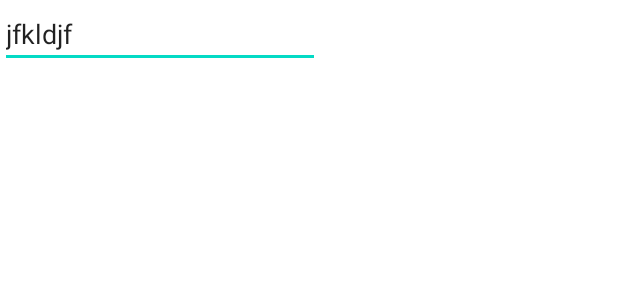
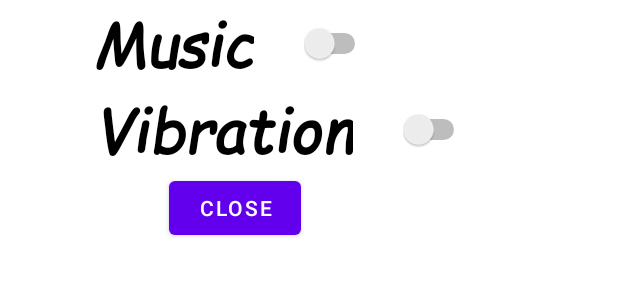
Before and after one commit to boo4ce/FirstGame, an Android app: the layout pause_menu.xml on its own in the app's theme, with its tools: preview values and no code run, on a phone screen of 412 x 824 dp. Shown: the top 300 px of the screen. Run offline under Robolectric (Android 15) with nearby library versions, the phone set to English and light mode, and no system bars.

Commit message:
no multi bg

```diff
--- a/app/src/main/java/com/example/firstgame/MainActivity.java
+++ b/app/src/main/java/com/example/firstgame/MainActivity.java
@@ -5,7 +5,8 @@ import android.os.Bundle;
 import android.view.Window;
 import android.view.WindowManager;
 
-import com.example.firstgame.main.GameView;
+import com.example.firstgame.view.GameView;
+import com.example.firstgame.view.PauseView;
 
 public class MainActivity extends Activity {
     @Override
@@ -16,6 +17,5 @@ public class MainActivity extends Activity {
         this.requestWindowFeature(Window.FEATURE_NO_TITLE);
 
         this.setContentView(new GameView(this));
-
     }
 }
--- a/app/src/main/java/com/example/firstgame/object/Background.java
+++ b/app/src/main/java/com/example/firstgame/object/Background.java
@@ -2,10 +2,8 @@ package com.example.firstgame.object;
 
 import android.graphics.Bitmap;
 import android.graphics.Canvas;
-import android.graphics.Color;
-import android.graphics.Paint;
 
-import com.example.firstgame.main.GameView;
+import com.example.firstgame.view.GameView;
 
 public class Background extends GameObject{
     private GameView gameView;
--- a/app/src/main/java/com/example/firstgame/object/Ball.java
+++ b/app/src/main/java/com/example/firstgame/object/Ball.java
@@ -3,7 +3,7 @@
 import android.graphics.Bitmap;
 import android.graphics.Canvas;
 
-import com.example.firstgame.main.GameView;
+import com.example.firstgame.view.GameView;
 
 import java.util.Random;
 
--- a/app/src/main/java/com/example/firstgame/score/Score.java
+++ b/app/src/main/java/com/example/firstgame/score/Score.java
@@ -2,9 +2,8 @@ package com.example.firstgame.score;
 
 import android.graphics.Bitmap;
 import android.graphics.Canvas;
-import android.graphics.Color;
 
-import com.example.firstgame.main.GameView;
+import com.example.firstgame.view.GameView;
 
 public class Score {
     private int score;
--- a/app/src/main/res/font/myfont.xml
+++ b/app/src/main/res/font/myfont.xml
@@ -3,5 +3,6 @@
     <font
         android:fontStyle="normal"
         android:font="@font/comici"
-        android:fontWeight="400"/>
+        android:fontWeight="500"
+        />
 </font-family>
--- a/app/src/main/res/layout/pause_menu.xml
+++ b/app/src/main/res/layout/pause_menu.xml
@@ -1,14 +1,73 @@
 <?xml version="1.0" encoding="utf-8"?>
-<LinearLayout xmlns:android="http://schemas.android.com/apk/res/android"
-    android:orientation="vertical" android:layout_width="match_parent"
-    android:layout_height="match_parent">
+<androidx.constraintlayout.widget.ConstraintLayout xmlns:android="http://schemas.android.com/apk/res/android"
+    xmlns:app="http://schemas.android.com/apk/res-auto"
+    xmlns:tools="http://schemas.android.com/tools"
+    android:layout_width="wrap_content"
+    android:layout_height="wrap_content"
+    android:background="#00FFFFFF"
+    android:layout_centerInParent="true">
 
-    <EditText
-        android:id="@+id/editTextNumberDecimal"
+    <TextView
+        android:id="@+id/music"
         android:layout_width="wrap_content"
         android:layout_height="wrap_content"
-        android:ems="10"
-        android:inputType="numberDecimal"
-        android:text="jfkldjf"
-        />
-</LinearLayout>
+        android:clickable="false"
+        android:fontFamily="@font/comici"
+        android:text="Music"
+        android:textColor="@color/black"
+        android:textSize="40dp"
+        android:textStyle="bold"
+
+        app:layout_constraintHorizontal_bias="0.3"
+        app:layout_constraintLeft_toLeftOf="parent"
+        app:layout_constraintRight_toRightOf="parent"
+        app:layout_constraintTop_toTopOf="parent" />
+
+    <Switch
+        android:id="@+id/musicSwitch"
+        android:layout_width="wrap_content"
+        android:layout_height="wrap_content"
+        android:layout_marginLeft="30dp"
+
+
+        app:layout_constraintBottom_toBottomOf="@id/music"
+        app:layout_constraintLeft_toRightOf="@id/music"
+        app:layout_constraintTop_toTopOf="@id/music"
+        tools:ignore="UseSwitchCompatOrMaterialXml" />
+
+    <TextView
+        android:id="@+id/vibration"
+        android:layout_width="wrap_content"
+        android:layout_height="wrap_content"
+        android:clickable="false"
+        android:fontFamily="@font/comici"
+        android:text="Vibration"
+        android:textColor="@color/black"
+        android:textSize="40dp"
+        android:textStyle="bold"
+
+        app:layout_constraintLeft_toLeftOf="@id/music"
+        app:layout_constraintTop_toBottomOf="@id/music" />
+
+    <Switch
+        android:id="@+id/vibrationSwitch"
+        android:layout_width="wrap_content"
+        android:layout_height="wrap_content"
+        android:layout_marginLeft="30dp"
+
+        app:layout_constraintBottom_toBottomOf="@id/vibration"
+        app:layout_constraintLeft_toRightOf="@id/vibration"
+        app:layout_constraintTop_toTopOf="@id/vibration"
+        tools:ignore="UseSwitchCompatOrMaterialXml" />
+
+    <Button
+        android:id="@+id/close"
+        android:layout_width="wrap_content"
+        android:layout_height="wrap_content"
+        android:text="Close"
+
+        app:layout_constraintLeft_toLeftOf="parent"
+        app:layout_constraintRight_toRightOf="parent"
+        app:layout_constraintBottom_toBottomOf="parent"
+        app:layout_constraintTop_toBottomOf="@id/vibration"/>
+</androidx.constraintlayout.widget.ConstraintLayout>
```
Also changed, not shown: app/src/main/java/com/example/firstgame/controller/GameController.java (+15 -8 lines), app/src/main/java/com/example/firstgame/main/SupportThread.java (deleted, +0 -29 lines), app/src/main/java/com/example/firstgame/menu/PauseDrawable.java (added, +47 -0 lines), app/src/main/java/com/example/firstgame/object/Threat.java (+16 -8 lines), app/src/main/java/com/example/firstgame/thread/MainThread.java (renamed from app/src/main/java/com/example/firstgame/main/MainThread.java, +34 -28 lines), app/src/main/java/com/example/firstgame/thread/SupportThread.java (added, +33 -0 lines), app/src/main/java/com/example/firstgame/view/GameView.java (renamed from app/src/main/java/com/example/firstgame/main/GameView.java, +26 -8 lines), app/src/main/java/com/example/firstgame/view/PauseView.java (added, +26 -0 lines), app/src/main/res/drawable/mute.png (added), app/src/main/res/drawable/restart.png (added), app/src/main/res/drawable/speaker.png (added), app/src/main/res/drawable/unvibration.png (added), app/src/main/res/drawable/vibration.png (added).
